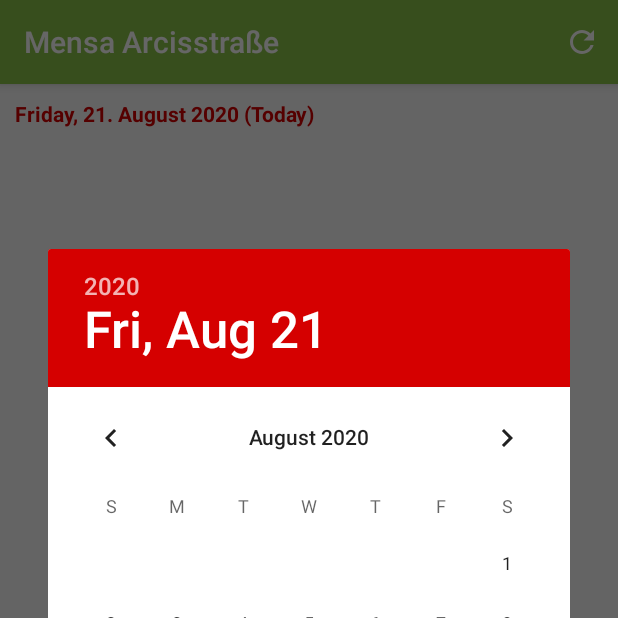
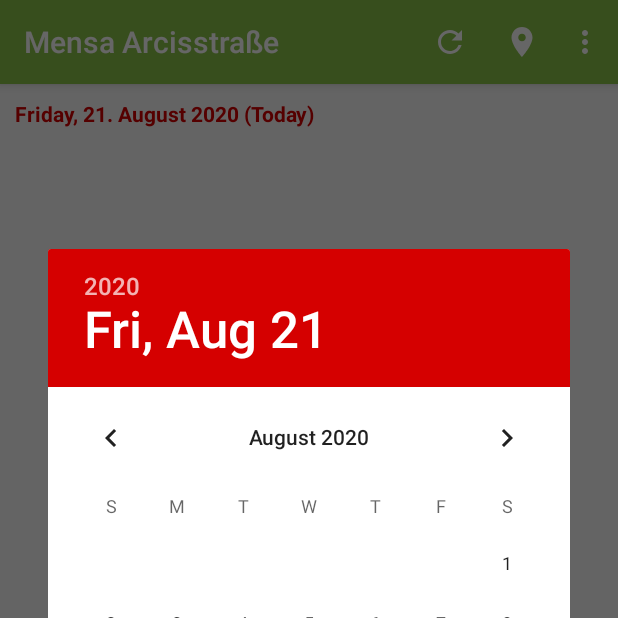
Before and after one commit to flodt/campus-eater, an Android app: the screen it shows after launch (MenuListActivity), after a tap on an icon or button, on a phone screen of 412 x 824 dp, the top half of it. Run offline under Robolectric (Android 15) with nearby library versions, the phone set to English and light mode, and no system bars.

Commit message:
implement mensa location chooser

```diff
--- a/app/src/main/java/de/schmidt/campus/api/Locations.kt
+++ b/app/src/main/java/de/schmidt/campus/api/Locations.kt
@@ -3,9 +3,10 @@ package de.schmidt.campus.api
 import android.content.Context
 import de.schmidt.campus.R
 import de.schmidt.campus.utils.PREF_KEY
+import java.util.*
 
 object Locations {
-    val names: Map<Int, Int> = mapOf(
+    val names: SortedMap<Int, Int> = sortedMapOf(
         R.string.short_mensa_arcisstr to R.string.full_mensa_arcisstr,
         R.string.short_mensa_garching to R.string.full_mensa_garching,
         R.string.short_mensa_leopoldstr to R.string.full_mensa_leopoldstr,
--- /dev/null
+++ b/app/src/main/res/drawable/ic_caution.xml
@@ -0,0 +1,5 @@
+<vector android:height="24dp" android:tint="#FFFFFF"
+    android:viewportHeight="24.0" android:viewportWidth="24.0"
+    android:width="24dp" xmlns:android="http://schemas.android.com/apk/res/android">
+    <path android:fillColor="#FF000000" android:pathData="M1,21h22L12,2 1,21zM13,18h-2v-2h2v2zM13,14h-2v-4h2v4z"/>
+</vector>
--- /dev/null
+++ b/app/src/main/res/drawable/ic_location.xml
@@ -0,0 +1,5 @@
+<vector android:height="24dp" android:tint="#FFFFFF"
+    android:viewportHeight="24.0" android:viewportWidth="24.0"
+    android:width="24dp" xmlns:android="http://schemas.android.com/apk/res/android">
+    <path android:fillColor="#FF000000" android:pathData="M12,2C8.13,2 5,5.13 5,9c0,5.25 7,13 7,13s7,-7.75 7,-13c0,-3.87 -3.13,-7 -7,-7zM12,11.5c-1.38,0 -2.5,-1.12 -2.5,-2.5s1.12,-2.5 2.5,-2.5 2.5,1.12 2.5,2.5 -1.12,2.5 -2.5,2.5z"/>
+</vector>
--- /dev/null
+++ b/app/src/main/res/drawable/ic_warnings.xml
@@ -0,0 +1,5 @@
+<vector android:height="24dp" android:tint="#FFFFFF"
+    android:viewportHeight="24.0" android:viewportWidth="24.0"
+    android:width="24dp" xmlns:android="http://schemas.android.com/apk/res/android">
+    <path android:fillColor="#FF000000" android:pathData="M12,2C6.48,2 2,6.48 2,12s4.48,10 10,10 10,-4.48 10,-10S17.52,2 12,2zM12,20c-4.42,0 -8,-3.58 -8,-8 0,-1.85 0.63,-3.55 1.69,-4.9L16.9,18.31C15.55,19.37 13.85,20 12,20zM18.31,16.9L7.1,5.69C8.45,4.63 10.15,4 12,4c4.42,0 8,3.58 8,8 0,1.85 -0.63,3.55 -1.69,4.9z"/>
+</vector>
--- a/app/src/main/res/menu/menu_main.xml
+++ b/app/src/main/res/menu/menu_main.xml
@@ -8,4 +8,22 @@
             app:showAsAction="ifRoom"
             android:icon="@drawable/ic_refresh"
     />
+    <item
+            android:id="@+id/action_set_location"
+            android:title="@string/action_select_location_text"
+            app:showAsAction="ifRoom"
+            android:icon="@drawable/ic_location"
+    />
+    <item
+            android:id="@+id/action_set_allergy_warnings"
+            android:title="@string/action_set_allergy_warnings_text"
+            app:showAsAction="never"
+            android:icon="@drawable/ic_warnings"
+    />
+    <item
+            android:id="@+id/action_set_allergy_cautions"
+            android:title="@string/action_set_allergy_cautions_text"
+            app:showAsAction="never"
+            android:icon="@drawable/ic_caution"
+    />
 </menu>
--- a/app/src/main/res/values/strings.xml
+++ b/app/src/main/res/values/strings.xml
@@ -110,4 +110,8 @@
     <string name="short_ipp_bistro">ipp-bistro</string>
     <string name="action_refresh_text">Refresh</string>
     <string name="error_no_data">Hmm, there seems to be no menu available…</string>
+    <string name="action_select_location_text">Select location…</string>
+    <string name="action_set_allergy_cautions_text">Set allergen cautions…</string>
+    <string name="action_set_allergy_warnings_text">Set allergen warnings…</string>
+    <string name="set_location_title">Select mensa…</string>
 </resources>
```
Also changed, not shown: app/src/main/java/de/schmidt/campus/activities/MenuListActivity.kt (+41 -0 lines).
